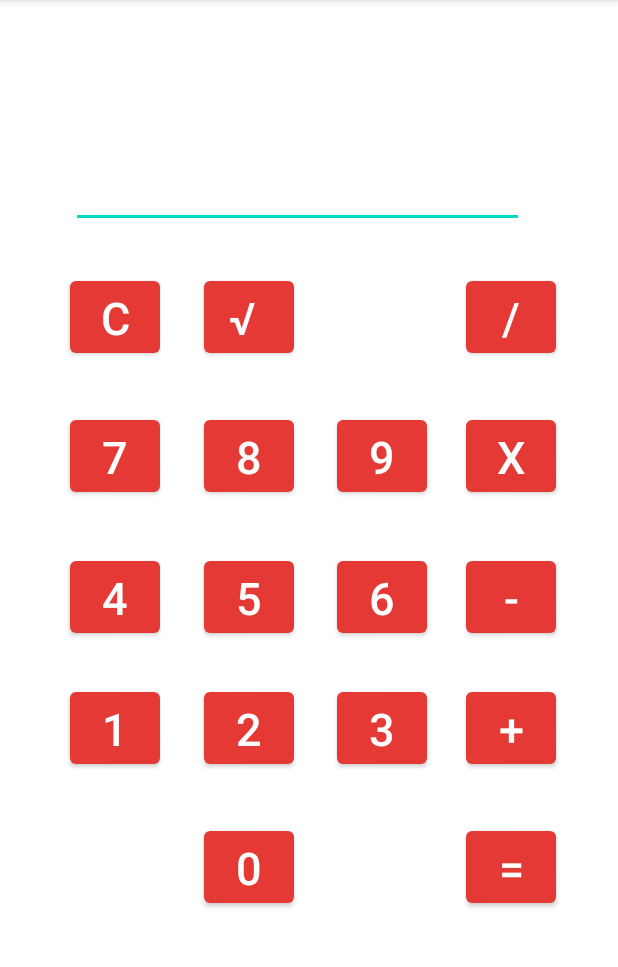
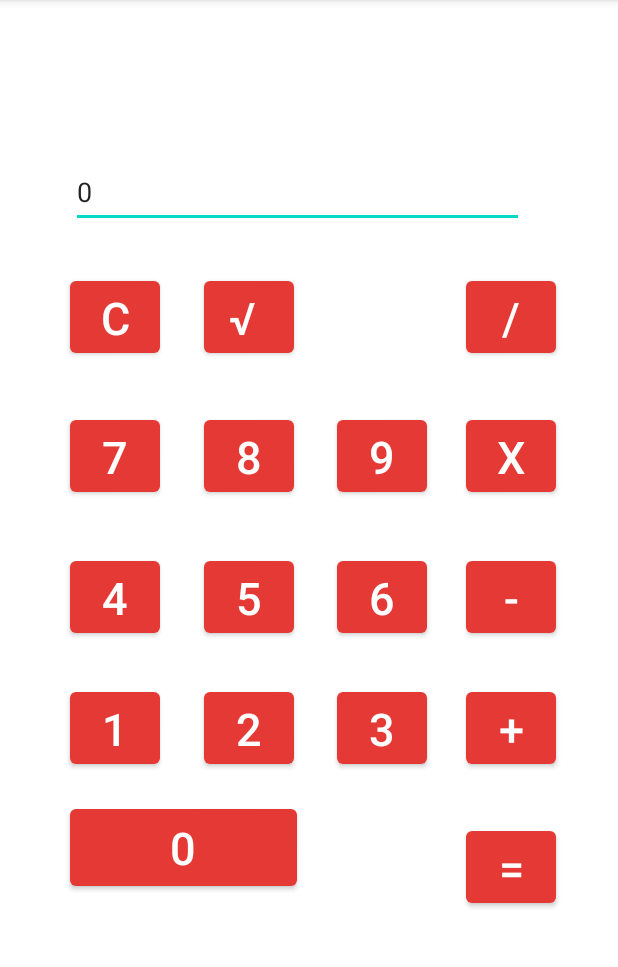
Before and after one commit to Mnigos/Calculator, an Android app: the screen it shows after launch (MainActivity), after a tap on an icon or button, on a phone screen of 412 x 824 dp, the part 84-1051 px from its top. Run offline under Robolectric (Android 15) with nearby library versions, the phone set to English and light mode, and no system bars; 1 statement that could not run was skipped.

Commit message:
feat(MainActivity): script sqrt button

```diff
--- a/app/src/main/java/com/example/calculator/MainActivity.kt
+++ b/app/src/main/java/com/example/calculator/MainActivity.kt
@@ -43,6 +43,8 @@ class MainActivity : AppCompatActivity() {
 
     fun operatorsButtons(view: View) {
         val editResult: EditText = findViewById(R.id.editResult)
+        var finalNumber: Int = editResult.text.toString().toInt()
+        oldNum = editResult.text.toString()
 
         val btnSelected: Button = view as Button
 
@@ -51,9 +53,10 @@ class MainActivity : AppCompatActivity() {
             R.id.btnMultiplication -> op = "x"
             R.id.btnAddition -> op = "+"
             R.id.btnSubtraction -> op = "-"
+            R.id.btnSqrt -> finalNumber = Math.sqrt(oldNum.toDouble()).toInt()
         }
 
-        oldNum = editResult.text.toString()
+        editResult.setText(finalNumber.toString())
         isNewOp = true
     }
 
--- a/app/src/main/res/layout/activity_main.xml
+++ b/app/src/main/res/layout/activity_main.xml
@@ -111,18 +111,18 @@
 
     <Button
         android:id="@+id/btnZero"
-        android:layout_width="60dp"
-        android:layout_height="60dp"
+        android:layout_width="151dp"
+        android:layout_height="63dp"
+        android:onClick="numbersButtons"
         android:text="0"
-        android:onClick="numbersButtons"
         android:textSize="30sp"
         app:backgroundTint="#E53935"
         app:layout_constraintBottom_toBottomOf="parent"
         app:layout_constraintEnd_toEndOf="parent"
-        app:layout_constraintHorizontal_bias="0.387"
+        app:layout_constraintHorizontal_bias="0.18"
         app:layout_constraintStart_toStartOf="parent"
         app:layout_constraintTop_toTopOf="parent"
-        app:layout_constraintVertical_bias="0.774" />
+        app:layout_constraintVertical_bias="0.757" />
 
     <Button
         android:id="@+id/btnClear"
```
